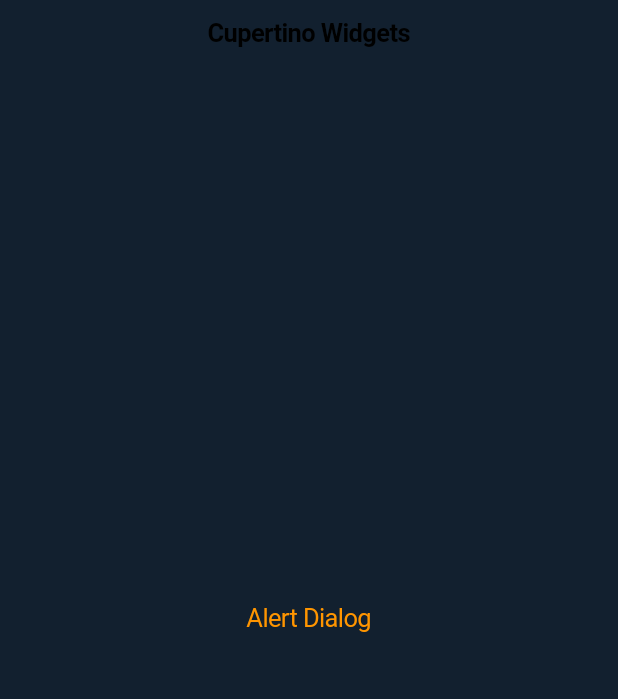
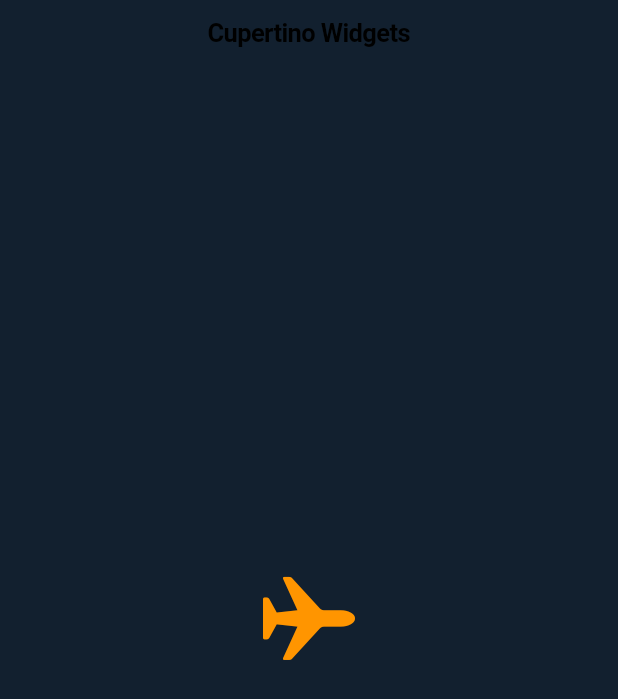
Before and after one commit to AmmarAgeeza/Flutter-Widgets, a Flutter app: the screen it shows after launch, on a phone screen of 412 x 824 dp. Shown: the top 699 px of the screen. Run offline on Flutter 3.47's test engine with Material 2 defaults, Android fonts, the phone set to English and light mode, and no system bars.

Commit message:
CupertinoContextMenu Widget

```diff
--- /dev/null
+++ b/lib/cupertino_widgets/widget_006_cupertino_context_menu.dart
@@ -0,0 +1,22 @@
+import 'package:flutter/cupertino.dart';
+
+class CupertinoContextMenuWidget extends StatelessWidget {
+  const CupertinoContextMenuWidget({super.key});
+
+  @override
+  Widget build(BuildContext context) {
+    return Center(
+      child: SizedBox(
+        height: 300,
+        width: 300,
+        child: CupertinoContextMenu(
+          actions: [
+            CupertinoContextMenuAction(child: const Text('Book'),onPressed: (){Navigator.pop(context);},),
+            CupertinoContextMenuAction(child: const Text('Cancel'),onPressed: (){Navigator.pop(context);},)
+          ],
+          child: const Icon(CupertinoIcons.airplane,size: 65,),
+        ),
+      ),
+    );
+  }
+}
--- a/lib/main.dart
+++ b/lib/main.dart
@@ -4,7 +4,7 @@ import 'package:flutter/cupertino.dart';
 import 'package:flutter/material.dart';
 import 'package:flutter_widgets/cupertino_widgets/widget_001_cupertino_action_sheet_action.dart';
 
-import 'cupertino_widgets/widget_005_cupertino_alert_dialog.dart';
+import 'cupertino_widgets/widget_006_cupertino_context_menu.dart';
 
 
 void main() {
@@ -37,7 +37,7 @@ class MyApp extends StatelessWidget {
                   middle: Text('Cupertino Widgets'),
                 ),
                 child: Center(
-                  child: CupertinoAlertDialogWidget(),
+                  child: CupertinoContextMenuWidget(),
                 )),
           );
   }
```
Also changed, not shown: 1 other file.
